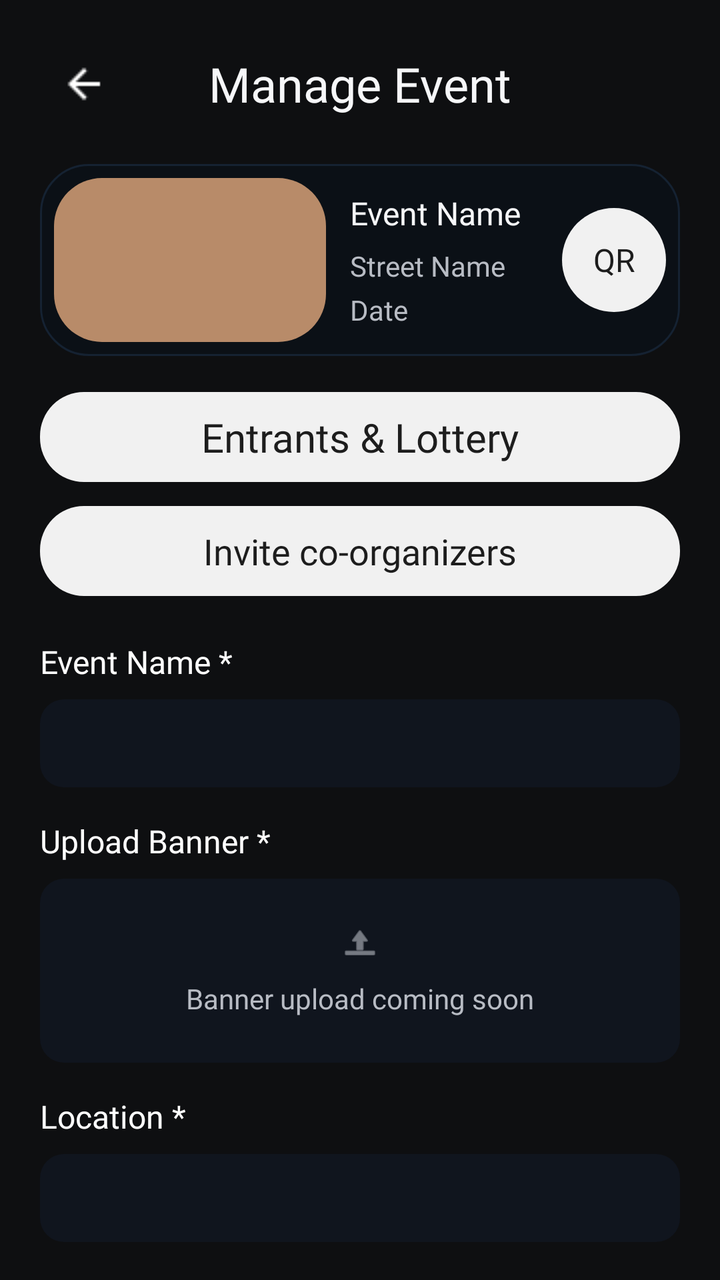
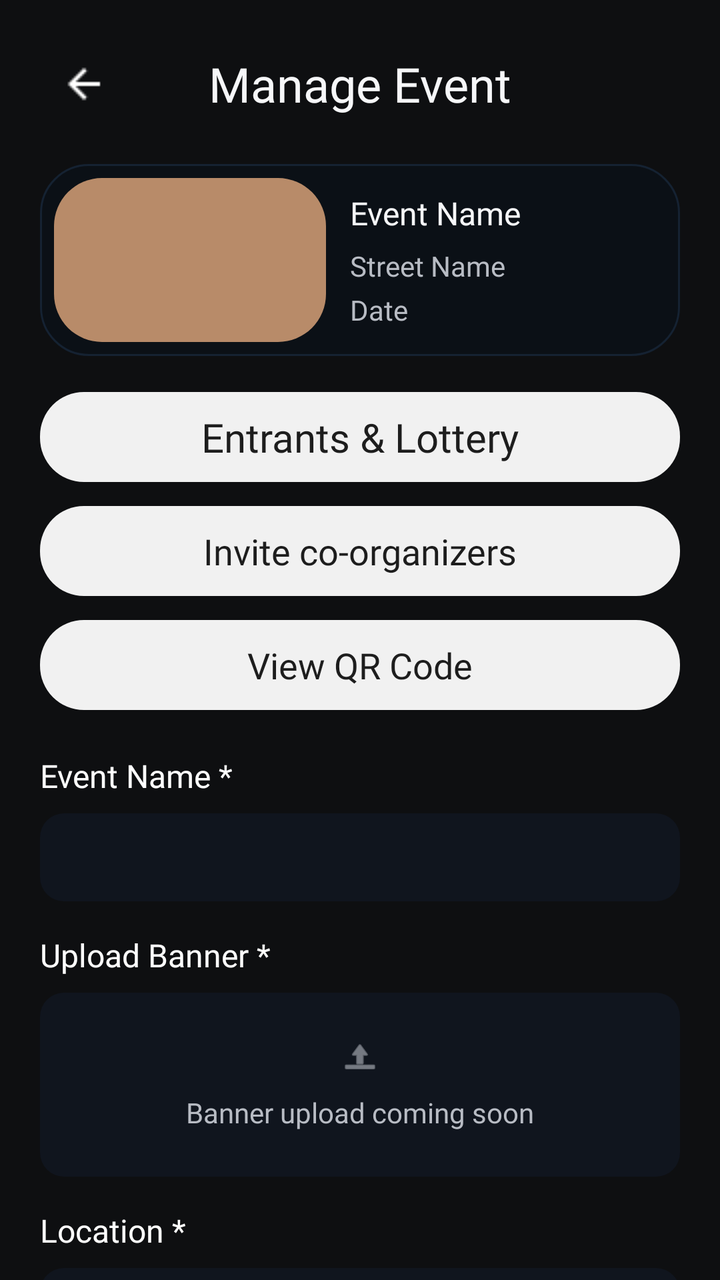

Compare the two renders of this Android layout. The source of the first and the diff that turns it into the second are given below.
<!-- AndroidManifest.xml: application theme Theme.Allot -->
<!-- res/layout/activity_manage_event.xml -->
<?xml version="1.0" encoding="utf-8"?>
<LinearLayout xmlns:android="http://schemas.android.com/apk/res/android"
    android:layout_width="match_parent"
    android:layout_height="match_parent"
    android:background="@color/screen_bg"
    android:orientation="vertical">

    <ScrollView
        android:layout_width="match_parent"
        android:layout_height="0dp"
        android:layout_weight="1"
        android:clipToPadding="false"
        android:fillViewport="true"
        android:overScrollMode="never"
        android:scrollbars="none">

        <LinearLayout
            android:layout_width="match_parent"
            android:layout_height="wrap_content"
            android:orientation="vertical"
            android:paddingStart="20dp"
            android:paddingTop="20dp"
            android:paddingEnd="20dp"
            android:paddingBottom="24dp">

            <FrameLayout
                android:layout_width="match_parent"
                android:layout_height="44dp">

                <ImageButton
                    android:id="@+id/backButton"
                    android:layout_width="44dp"
                    android:layout_height="44dp"
                    android:layout_gravity="start|center_vertical"
                    android:background="@null"
                    android:contentDescription="@string/event_detail_back"
                    android:padding="10dp"
                    android:src="@drawable/arrow_back" />

                <TextView
                    android:layout_width="wrap_content"
                    android:layout_height="wrap_content"
                    android:layout_gravity="center"
                    android:fontFamily="@font/varela_round_regular"
                    android:text="@string/manage_event_title"
                    android:textColor="@color/text_primary"
                    android:textSize="24sp" />
            </FrameLayout>

            <LinearLayout
                android:layout_width="match_parent"
                android:layout_height="wrap_content"
                android:layout_marginTop="18dp"
                android:background="@drawable/bg_my_events_card"
                android:gravity="center_vertical"
                android:orientation="horizontal"
                android:padding="7dp">

                <FrameLayout
                    android:layout_width="136dp"
                    android:layout_height="82dp">

                    <View
                        android:id="@+id/eventImageBackground"
                        android:layout_width="match_parent"
                        android:layout_height="match_parent"
                        android:background="@drawable/bg_event_image_one" />
                </FrameLayout>

                <LinearLayout
                    android:layout_width="0dp"
                    android:layout_height="wrap_content"
                    android:layout_marginStart="12dp"
                    android:layout_weight="1"
                    android:orientation="vertical">

                    <TextView
                        android:id="@+id/summaryTitleText"
                        android:layout_width="match_parent"
                        android:layout_height="wrap_content"
                        android:fontFamily="@font/varela_round_regular"
                        android:maxLines="2"
                        android:text="@string/default_event_name"
                        android:textColor="@color/text_primary"
                        android:textSize="16sp" />

                    <TextView
                        android:id="@+id/summaryLocationText"
                        android:layout_width="match_parent"
                        android:layout_height="wrap_content"
                        android:layout_marginTop="6dp"
                        android:ellipsize="end"
                        android:fontFamily="@font/varela_round_regular"
                        android:maxLines="1"
                        android:text="@string/default_street_name"
                        android:textColor="@color/text_secondary"
                        android:textSize="14sp" />

                    <TextView
                        android:id="@+id/summaryDateText"
                        android:layout_width="match_parent"
                        android:layout_height="wrap_content"
                        android:layout_marginTop="3dp"
                        android:ellipsize="end"
                        android:fontFamily="@font/varela_round_regular"
                        android:maxLines="1"
                        android:text="@string/default_date"
                        android:textColor="@color/text_secondary"
                        android:textSize="14sp" />
                </LinearLayout>

                <TextView
                    android:layout_width="52dp"
                    android:layout_height="52dp"
                    android:layout_marginStart="8dp"
                    android:background="@drawable/bg_manage_event_qr"
                    android:fontFamily="@font/varela_round_regular"
                    android:gravity="center"
                    android:text="@string/manage_event_qr"
                    android:textColor="#1D1D1D"
                    android:textSize="16sp" />
            </LinearLayout>

            <TextView
                android:id="@+id/entrantsLotteryButton"
                android:layout_width="match_parent"
                android:layout_height="45dp"
                android:layout_marginTop="18dp"
                android:background="@drawable/bg_waitlist_button"
                android:clickable="true"
                android:focusable="true"
                android:fontFamily="@font/varela_round_regular"
                android:gravity="center"
                android:text="@string/manage_event_lottery_section"
                android:textColor="#1D1D1D"
                android:textSize="20sp" />

            <TextView
                android:id="@+id/inviteEntrantsButton"
                android:layout_width="match_parent"
                android:layout_height="45dp"
                android:layout_marginTop="12dp"
                android:background="@drawable/bg_waitlist_button"
                android:clickable="true"
                android:focusable="true"
                android:fontFamily="@font/varela_round_regular"
                android:gravity="center"
                android:text="@string/manage_event_invite_button"
                android:textColor="#1D1D1D"
                android:textSize="20sp"
                android:visibility="gone" />

            <TextView
                android:id="@+id/inviteCoOrganizerButton"
                android:layout_width="match_parent"
                android:layout_height="45dp"
                android:layout_marginTop="12dp"
                android:background="@drawable/bg_waitlist_button"
                android:clickable="true"
                android:focusable="true"
                android:fontFamily="@font/varela_round_regular"
                android:gravity="center"
                android:text="@string/manage_event_invite_coorganizer"
                android:textColor="#1D1D1D"
                android:textSize="18sp" />

            <TextView
                android:layout_width="wrap_content"
                android:layout_height="wrap_content"
                android:layout_marginTop="22dp"
                android:fontFamily="@font/varela_round_regular"
                android:text="@string/create_event_name_label"
                android:textColor="@color/white"
                android:textSize="16sp" />

            <EditText
                android:id="@+id/eventNameInput"
                android:layout_width="match_parent"
                android:layout_height="44dp"
                android:layout_marginTop="8dp"
                android:background="@drawable/bg_profile_input"
                android:fontFamily="@font/varela_round_regular"
                android:hint="@string/create_event_name_hint"
                android:inputType="textCapSentences"
                android:paddingStart="12dp"
                android:paddingEnd="12dp"
                android:textColor="@color/white"
                android:textColorHint="@color/text_secondary"
                android:textSize="16sp" />

            <TextView
                android:layout_width="wrap_content"
                android:layout_height="wrap_content"
                android:layout_marginTop="16dp"
                android:fontFamily="@font/varela_round_regular"
                android:text="@string/manage_event_banner_label"
                android:textColor="@color/white"
                android:textSize="16sp" />

            <FrameLayout
                android:layout_width="match_parent"
                android:layout_height="92dp"
                android:layout_marginTop="8dp"
                android:background="@drawable/bg_profile_input">

                <LinearLayout
                    android:layout_width="match_parent"
                    android:layout_height="match_parent"
                    android:gravity="center"
                    android:orientation="vertical">

                    <ImageView
                        android:layout_width="20dp"
                        android:layout_height="20dp"
                        android:src="@android:drawable/ic_menu_upload"
                        android:tint="@color/text_secondary" />

                    <TextView
                        android:layout_width="wrap_content"
                        android:layout_height="wrap_content"
                        android:layout_marginTop="8dp"
                        android:fontFamily="@font/varela_round_regular"
                        android:text="@string/manage_event_banner_placeholder"
                        android:textColor="@color/text_secondary"
                        android:textSize="14sp" />
                </LinearLayout>
            </FrameLayout>

            <TextView
                android:layout_width="wrap_content"
                android:layout_height="wrap_content"
                android:layout_marginTop="16dp"
                android:fontFamily="@font/varela_round_regular"
                android:text="@string/create_event_location_label"
                android:textColor="@color/white"
                android:textSize="16sp" />

            <EditText
                android:id="@+id/locationInput"
                android:layout_width="match_parent"
                android:layout_height="44dp"
                android:layout_marginTop="8dp"
                android:background="@drawable/bg_profile_input"
                android:fontFamily="@font/varela_round_regular"
                android:hint="@string/create_event_location_hint"
                android:inputType="textPostalAddress"
                android:paddingStart="12dp"
                android:paddingEnd="12dp"
                android:textColor="@color/white"
                android:textColorHint="@color/text_secondary"
                android:textSize="16sp" />

            <TextView
                android:id="@+id/visibilityLabel"
                android:layout_width="wrap_content"
                android:layout_height="wrap_content"
                android:layout_marginTop="16dp"
                android:fontFamily="@font/varela_round_regular"
                android:text="@string/create_event_visibility_label"
                android:textColor="@color/white"
                android:textSize="16sp" />

            <CheckBox
                android:id="@+id/privateEventCheckbox"
                android:layout_width="wrap_content"
                android:layout_height="wrap_content"
                android:layout_marginTop="8dp"
                android:buttonTint="@color/white"
                android:fontFamily="@font/varela_round_regular"
                android:text="@string/create_event_private_option"
                android:textColor="@color/white"
                android:textSize="16sp" />

            <TextView
                android:id="@+id/geolocationPreferencesLabel"
                android:layout_width="wrap_content"
                android:layout_height="wrap_content"
                android:layout_marginTop="24dp"
                android:fontFamily="@font/varela_round_regular"
                android:text="@string/create_event_geolocation_preferences"
                android:textColor="@color/white"
                android:textSize="18sp" />

            <CheckBox
                android:id="@+id/geolocationCheckbox"
                android:layout_width="wrap_content"
                android:layout_height="wrap_content"
                android:layout_marginTop="12dp"
                android:buttonTint="@color/white"
                android:fontFamily="@font/varela_round_regular"
                android:text="@string/create_event_enable_geolocation"
                android:textColor="@color/white"
                android:textSize="16sp" />

            <TextView
                android:layout_width="wrap_content"
                android:layout_height="wrap_content"
                android:layout_marginTop="16dp"
                android:fontFamily="@font/varela_round_regular"
                android:text="@string/create_event_start_date_label"
                android:textColor="@color/white"
                android:textSize="16sp" />

            <LinearLayout
                android:layout_width="match_parent"
                android:layout_height="44dp"
                android:layout_marginTop="8dp"
                android:orientation="horizontal">

                <Spinner
                    android:id="@+id/startMonthSpinner"
                    android:layout_width="0dp"
                    android:layout_height="match_parent"
                    android:layout_weight="1.3"
                    android:background="@drawable/bg_profile_input"
                    android:entries="@array/create_event_months"
                    android:paddingStart="12dp"
                    android:paddingEnd="12dp"
                    android:spinnerMode="dropdown" />

                <EditText
                    android:id="@+id/startDayInput"
                    android:layout_width="0dp"
                    android:layout_height="match_parent"
                    android:layout_marginStart="8dp"
                    android:layout_weight="0.7"
                    android:background="@drawable/bg_profile_input"
                    android:fontFamily="@font/varela_round_regular"
                    android:hint="@string/create_event_day_hint"
                    android:inputType="number"
                    android:maxLength="2"
                    android:paddingStart="12dp"
                    android:paddingEnd="12dp"
                    android:textColor="@color/white"
                    android:textColorHint="@color/text_secondary"
                    android:textSize="16sp" />

                <EditText
                    android:id="@+id/startYearInput"
                    android:layout_width="0dp"
                    android:layout_height="match_parent"
                    android:layout_marginStart="8dp"
                    android:layout_weight="1"
                    android:background="@drawable/bg_profile_input"
                    android:fontFamily="@font/varela_round_regular"
                    android:hint="@string/create_event_year_hint"
                    android:inputType="number"
                    android:maxLength="4"
                    android:paddingStart="12dp"
                    android:paddingEnd="12dp"
                    android:textColor="@color/white"
                    android:textColorHint="@color/text_secondary"
                    android:textSize="16sp" />
            </LinearLayout>

            <TextView
                android:layout_width="wrap_content"
                android:layout_height="wrap_content"
                android:layout_marginTop="16dp"
                android:fontFamily="@font/varela_round_regular"
                android:text="@string/create_event_price_label"
                android:textColor="@color/white"
                android:textSize="16sp" />

            <EditText
                android:id="@+id/priceInput"
                android:layout_width="match_parent"
                android:layout_height="44dp"
                android:layout_marginTop="8dp"
                android:background="@drawable/bg_profile_input"
                android:fontFamily="@font/varela_round_regular"
                android:hint="@string/create_event_price_hint"
                android:inputType="numberDecimal"
                android:paddingStart="12dp"
                android:paddingEnd="12dp"
                android:textColor="@color/white"
                android:textColorHint="@color/text_secondary"
                android:textSize="16sp" />

            <TextView
                android:layout_width="wrap_content"
                android:layout_height="wrap_content"
                android:layout_marginTop="16dp"
                android:fontFamily="@font/varela_round_regular"
                android:text="@string/create_event_description_label"
                android:textColor="@color/white"
                android:textSize="16sp" />

            <EditText
                android:id="@+id/descriptionInput"
                android:layout_width="match_parent"
                android:layout_height="96dp"
                android:layout_marginTop="8dp"
                android:background="@drawable/bg_profile_input"
                android:fontFamily="@font/varela_round_regular"
                android:gravity="top|start"
                android:hint="@string/create_event_description_hint"
                android:inputType="textCapSentences|textMultiLine"
                android:paddingStart="12dp"
                android:paddingTop="12dp"
                android:paddingEnd="12dp"
                android:paddingBottom="12dp"
                android:textColor="@color/white"
                android:textColorHint="@color/text_secondary"
                android:textSize="16sp" />

            <TextView
                android:layout_width="wrap_content"
                android:layout_height="wrap_content"
                android:layout_marginTop="16dp"
                android:fontFamily="@font/varela_round_regular"
                android:text="@string/create_event_participants_label"
                android:textColor="@color/white"
                android:textSize="16sp" />

            <EditText
                android:id="@+id/participantsInput"
                android:layout_width="match_parent"
                android:layout_height="44dp"
                android:layout_marginTop="8dp"
                android:background="@drawable/bg_profile_input"
                android:fontFamily="@font/varela_round_regular"
                android:hint="@string/create_event_participants_hint"
                android:inputType="number"
                android:paddingStart="12dp"
                android:paddingEnd="12dp"
                android:textColor="@color/white"
                android:textColorHint="@color/text_secondary"
                android:textSize="16sp" />

            <TextView
                android:layout_width="wrap_content"
                android:layout_height="wrap_content"
                android:layout_marginTop="16dp"
                android:fontFamily="@font/varela_round_regular"
                android:text="@string/create_event_registration_start_label"
                android:textColor="@color/white"
                android:textSize="16sp" />

            <LinearLayout
                android:layout_width="match_parent"
                android:layout_height="44dp"
                android:layout_marginTop="8dp"
                android:orientation="horizontal">

                <Spinner
                    android:id="@+id/registrationStartMonthSpinner"
                    android:layout_width="0dp"
                    android:layout_height="match_parent"
                    android:layout_weight="1.3"
                    android:background="@drawable/bg_profile_input"
                    android:entries="@array/create_event_months"
                    android:paddingStart="12dp"
                    android:paddingEnd="12dp"
                    android:spinnerMode="dropdown" />

                <EditText
                    android:id="@+id/registrationStartDayInput"
                    android:layout_width="0dp"
                    android:layout_height="match_parent"
                    android:layout_marginStart="8dp"
                    android:layout_weight="0.7"
                    android:background="@drawable/bg_profile_input"
                    android:fontFamily="@font/varela_round_regular"
                    android:hint="@string/create_event_day_hint"
                    android:inputType="number"
                    android:maxLength="2"
                    android:paddingStart="12dp"
                    android:paddingEnd="12dp"
                    android:textColor="@color/white"
                    android:textColorHint="@color/text_secondary"
                    android:textSize="16sp" />

                <EditText
                    android:id="@+id/registrationStartYearInput"
                    android:layout_width="0dp"
                    android:layout_height="match_parent"
                    android:layout_marginStart="8dp"
                    android:layout_weight="1"
                    android:background="@drawable/bg_profile_input"
                    android:fontFamily="@font/varela_round_regular"
                    android:hint="@string/create_event_year_hint"
                    android:inputType="number"
                    android:maxLength="4"
                    android:paddingStart="12dp"
                    android:paddingEnd="12dp"
                    android:textColor="@color/white"
                    android:textColorHint="@color/text_secondary"
                    android:textSize="16sp" />
            </LinearLayout>

            <TextView
                android:layout_width="wrap_content"
                android:layout_height="wrap_content"
                android:layout_marginTop="16dp"
                android:fontFamily="@font/varela_round_regular"
                android:text="@string/create_event_registration_end_label"
                android:textColor="@color/white"
                android:textSize="16sp" />

            <LinearLayout
                android:layout_width="match_parent"
                android:layout_height="44dp"
                android:layout_marginTop="8dp"
                android:orientation="horizontal">

                <Spinner
                    android:id="@+id/registrationEndMonthSpinner"
                    android:layout_width="0dp"
                    android:layout_height="match_parent"
                    android:layout_weight="1.3"
                    android:background="@drawable/bg_profile_input"
                    android:entries="@array/create_event_months"
                    android:paddingStart="12dp"
                    android:paddingEnd="12dp"
                    android:spinnerMode="dropdown" />

                <EditText
                    android:id="@+id/registrationEndDayInput"
                    android:layout_width="0dp"
                    android:layout_height="match_parent"
                    android:layout_marginStart="8dp"
                    android:layout_weight="0.7"
                    android:background="@drawable/bg_profile_input"
                    android:fontFamily="@font/varela_round_regular"
                    android:hint="@string/create_event_day_hint"
                    android:inputType="number"
                    android:maxLength="2"
                    android:paddingStart="12dp"
                    android:paddingEnd="12dp"
                    android:textColor="@color/white"
                    android:textColorHint="@color/text_secondary"
                    android:textSize="16sp" />

                <EditText
                    android:id="@+id/registrationEndYearInput"
                    android:layout_width="0dp"
                    android:layout_height="match_parent"
                    android:layout_marginStart="8dp"
                    android:layout_weight="1"
                    android:background="@drawable/bg_profile_input"
                    android:fontFamily="@font/varela_round_regular"
                    android:hint="@string/create_event_year_hint"
                    android:inputType="number"
                    android:maxLength="4"
                    android:paddingStart="12dp"
                    android:paddingEnd="12dp"
                    android:textColor="@color/white"
                    android:textColorHint="@color/text_secondary"
                    android:textSize="16sp" />
            </LinearLayout>

            <TextView
                android:id="@+id/saveChangesButton"
                android:layout_width="match_parent"
                android:layout_height="45dp"
                android:layout_marginTop="24dp"
                android:background="@drawable/bg_waitlist_button"
                android:clickable="true"
                android:focusable="true"
                android:fontFamily="@font/varela_round_regular"
                android:gravity="center"
                android:text="@string/manage_event_save_changes"
                android:textColor="#1D1D1D"
                android:textSize="20sp" />
        </LinearLayout>
    </ScrollView>

</LinearLayout>
<!-- resources referenced by this layout -->
<resources>
  <color name="screen_bg">#0E0F11</color>
  <color name="text_primary">#F6F7F9</color>
  <color name="text_secondary">#B8BCC4</color>
  <color name="white">#FFFFFFFF</color>
  <!-- drawable bg_event_image_one (drawable) -->
  <?xml version="1.0" encoding="utf-8"?>
  <shape xmlns:android="http://schemas.android.com/apk/res/android" android:shape="rectangle">
      <solid android:color="@color/event_image_one" />
      <corners android:radius="24dp" />
  </shape>
  <!-- drawable bg_manage_event_qr (drawable) -->
  <?xml version="1.0" encoding="utf-8"?>
  <shape xmlns:android="http://schemas.android.com/apk/res/android"
      android:shape="oval">
      <solid android:color="#F1F1F1" />
  </shape>
  <!-- drawable bg_my_events_card (drawable) -->
  <?xml version="1.0" encoding="utf-8"?>
  <shape xmlns:android="http://schemas.android.com/apk/res/android"
      android:shape="rectangle">
      <solid android:color="#0B1016" />
      <stroke
          android:width="1dp"
          android:color="#152232" />
      <corners android:radius="24dp" />
  </shape>
  <!-- drawable bg_profile_input (drawable) -->
  <?xml version="1.0" encoding="utf-8"?>
  <shape xmlns:android="http://schemas.android.com/apk/res/android" android:shape="rectangle">
      <solid android:color="#10151E" />
      <corners android:radius="12dp" />
  </shape>
  <!-- drawable bg_waitlist_button (drawable) -->
  <?xml version="1.0" encoding="utf-8"?>
  <shape xmlns:android="http://schemas.android.com/apk/res/android" android:shape="rectangle">
      <solid android:color="#F1F1F1" />
      <corners android:radius="22dp" />
  </shape>
  <string name="create_event_day_hint">Day</string>
  <string name="create_event_description_hint" />
  <string name="create_event_description_label">Description *</string>
  <string name="create_event_enable_geolocation">Require geolocation for this event</string>
  <string name="create_event_geolocation_preferences">Geolocation</string>
  <string name="create_event_location_hint" />
  <string name="create_event_location_label">Location *</string>
  <string name="create_event_name_hint" />
  <string name="create_event_name_label">Event Name *</string>
  <string name="create_event_participants_hint" />
  <string name="create_event_participants_label">Number of Participants *</string>
  <string name="create_event_price_hint" />
  <string name="create_event_price_label">Price *</string>
  <string name="create_event_private_option">Private event (invite only)</string>
  <string name="create_event_registration_end_label">Registration end *</string>
  <string name="create_event_registration_start_label">Registration start *</string>
  <string name="create_event_start_date_label">Start Date *</string>
  <string name="create_event_visibility_label">Visibility</string>
  <string name="create_event_year_hint">Year</string>
  <string name="default_date">Date</string>
  <string name="default_event_name">Event Name</string>
  <string name="default_street_name">Street Name</string>
  <string name="event_detail_back">Go back</string>
  <string name="manage_event_banner_label">Upload Banner *</string>
  <string name="manage_event_banner_placeholder">Banner upload coming soon</string>
  <string name="manage_event_invite_button">Invite Entrant</string>
  <string name="manage_event_invite_coorganizer">Invite co-organizers</string>
  <string name="manage_event_lottery_section">Entrants &amp; Lottery</string>
  <string name="manage_event_qr">QR</string>
  <string name="manage_event_save_changes">Save Changes</string>
  <string name="manage_event_title">Manage Event</string>
  <style name="Theme.Allot" parent="Base.Theme.Allot" />
  <string name="create_event_month_prompt">Month</string>
  <color name="event_image_one">#B88B69</color>
  <style name="Base.Theme.Allot" parent="Theme.Material3.DayNight.NoActionBar">
          
          
      </style>
  <!-- unchanged entries left out for length: 2 -->
</resources>

<!-- the commit's change to res/layout/activity_manage_event.xml (unified diff, before → after) -->
@@ -108,17 +108,6 @@
                         android:textColor="@color/text_secondary"
                         android:textSize="14sp" />
                 </LinearLayout>
-
-                <TextView
-                    android:layout_width="52dp"
-                    android:layout_height="52dp"
-                    android:layout_marginStart="8dp"
-                    android:background="@drawable/bg_manage_event_qr"
-                    android:fontFamily="@font/varela_round_regular"
-                    android:gravity="center"
-                    android:text="@string/manage_event_qr"
-                    android:textColor="#1D1D1D"
-                    android:textSize="16sp" />
             </LinearLayout>
 
             <TextView
@@ -161,6 +150,20 @@
                 android:fontFamily="@font/varela_round_regular"
                 android:gravity="center"
                 android:text="@string/manage_event_invite_coorganizer"
+                android:textColor="#1D1D1D"
+                android:textSize="18sp" />
+
+            <TextView
+                android:id="@+id/viewQrCodeButton"
+                android:layout_width="match_parent"
+                android:layout_height="45dp"
+                android:layout_marginTop="12dp"
+                android:background="@drawable/bg_waitlist_button"
+                android:clickable="true"
+                android:focusable="true"
+                android:fontFamily="@font/varela_round_regular"
+                android:gravity="center"
+                android:text="@string/manage_event_view_qr_code"
                 android:textColor="#1D1D1D"
                 android:textSize="18sp" />
 
<!-- resource entries referenced after the edit -->
@@ -9,12 +9,6 @@
   <shape xmlns:android="http://schemas.android.com/apk/res/android" android:shape="rectangle">
       <solid android:color="@color/event_image_one" />
       <corners android:radius="24dp" />
-  </shape>
-  <!-- drawable bg_manage_event_qr (drawable) -->
-  <?xml version="1.0" encoding="utf-8"?>
-  <shape xmlns:android="http://schemas.android.com/apk/res/android"
-      android:shape="oval">
-      <solid android:color="#F1F1F1" />
   </shape>
   <!-- drawable bg_my_events_card (drawable) -->
   <?xml version="1.0" encoding="utf-8"?>
@@ -66,9 +60,9 @@
   <string name="manage_event_invite_button">Invite Entrant</string>
   <string name="manage_event_invite_coorganizer">Invite co-organizers</string>
   <string name="manage_event_lottery_section">Entrants &amp; Lottery</string>
-  <string name="manage_event_qr">QR</string>
   <string name="manage_event_save_changes">Save Changes</string>
   <string name="manage_event_title">Manage Event</string>
+  <string name="manage_event_view_qr_code">View QR Code</string>
   <style name="Theme.Allot" parent="Base.Theme.Allot" />
   <string name="create_event_month_prompt">Month</string>
   <color name="event_image_one">#B88B69</color>
